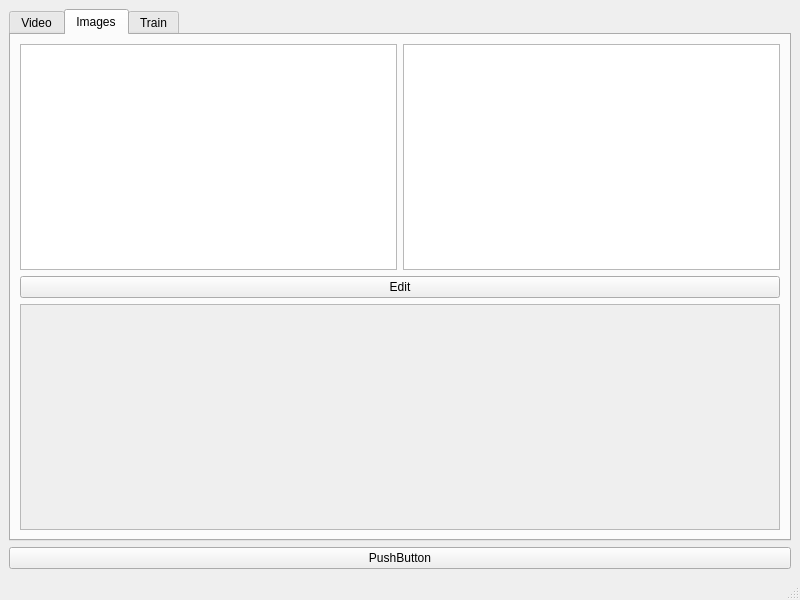
Above: source/aicamgui/mainwindow.ui from chriamue/ai_cam before the change. Below: the same form after it.
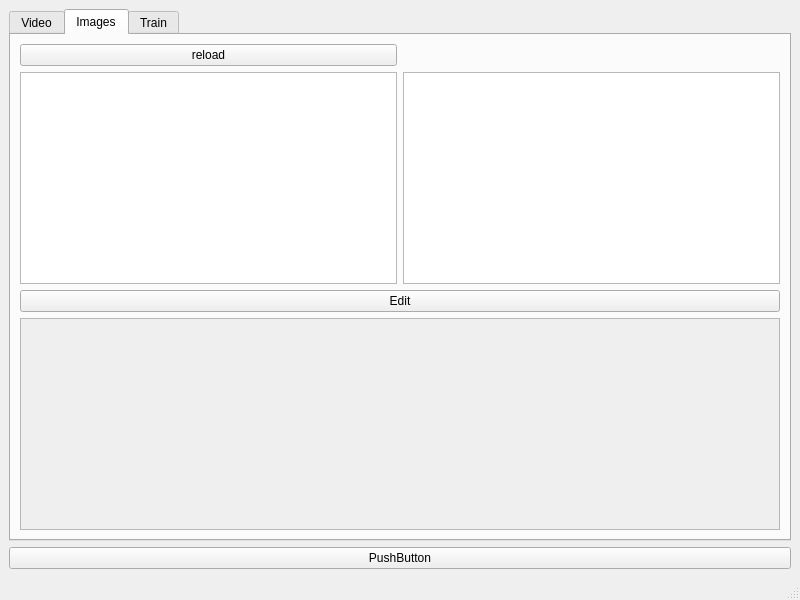
That is the form after the change. The open tabs and pages were chosen to show the change.

What changed in the file:
```diff
--- a/source/aicamgui/mainwindow.ui
+++ b/source/aicamgui/mainwindow.ui
@@ -42,20 +42,7 @@
         <string>Images</string>
        </attribute>
        <layout class="QGridLayout" name="gridLayout_2">
-        <item row="0" column="0">
-         <widget class="QListWidget" name="imagesListWidget"/>
-        </item>
-        <item row="0" column="1">
-         <widget class="QListWidget" name="labelsListWidget"/>
-        </item>
-        <item row="1" column="0" colspan="2">
-         <widget class="QPushButton" name="imageEditButton">
-          <property name="text">
-           <string>Edit</string>
-          </property>
-         </widget>
-        </item>
-        <item row="2" column="0" colspan="2">
+        <item row="3" column="0" colspan="2">
          <widget class="QScrollArea" name="scrollArea">
           <property name="widgetResizable">
            <bool>true</bool>
@@ -66,12 +53,32 @@
              <x>0</x>
              <y>0</y>
              <width>722</width>
-             <height>136</height>
+             <height>113</height>
             </rect>
            </property>
           </widget>
          </widget>
         </item>
+        <item row="1" column="0">
+         <widget class="QListWidget" name="imagesListWidget"/>
+        </item>
+        <item row="1" column="1">
+         <widget class="QListWidget" name="labelsListWidget"/>
+        </item>
+        <item row="2" column="0" colspan="2">
+         <widget class="QPushButton" name="imageEditButton">
+          <property name="text">
+           <string>Edit</string>
+          </property>
+         </widget>
+        </item>
+        <item row="0" column="0">
+         <widget class="QPushButton" name="reloadButton">
+          <property name="text">
+           <string>reload</string>
+          </property>
+         </widget>
+        </item>
        </layout>
       </widget>
       <widget class="QWidget" name="tab">
```
